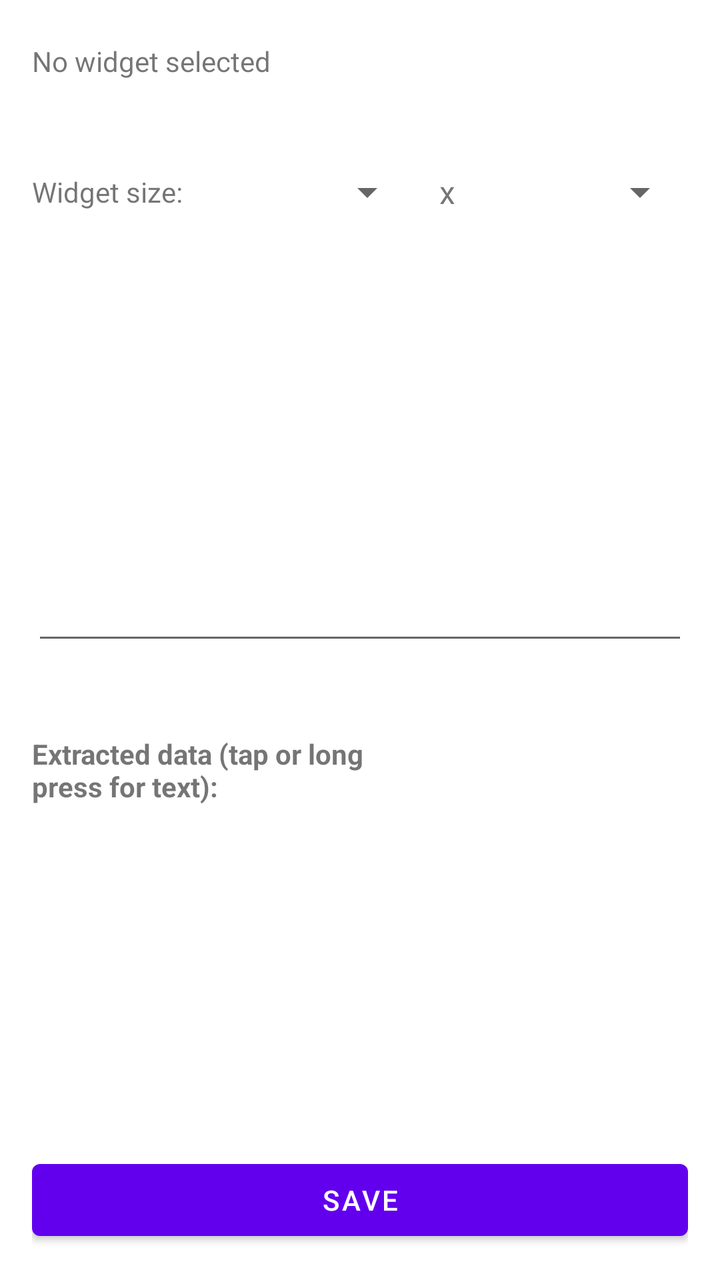
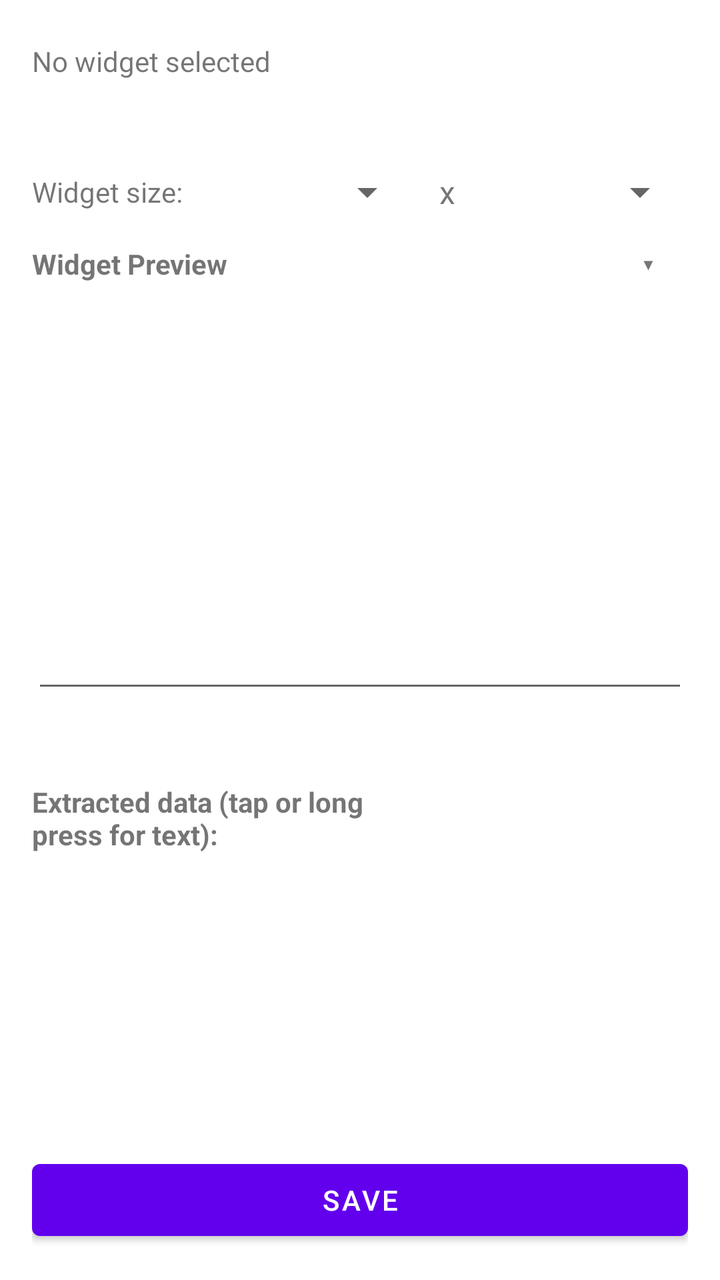

Two renders of the same Android screen: before a commit and after it. Below are the layout's source before the change and the commit's diff.
<!-- AndroidManifest.xml: fallback theme Theme.MaterialComponents.DayNight.NoActionBar -->
<!-- res/layout/activity_config_widget_action.xml -->
<?xml version="1.0" encoding="utf-8"?>
<LinearLayout xmlns:android="http://schemas.android.com/apk/res/android"
    android:layout_width="match_parent"
    android:layout_height="match_parent"
    android:orientation="vertical"
    android:padding="16dp">

    <LinearLayout
        android:layout_width="match_parent"
        android:layout_height="wrap_content"
        android:orientation="horizontal"
        android:gravity="center_vertical"
        android:layout_marginBottom="8dp">

        <LinearLayout
            android:layout_width="0dp"
            android:layout_height="wrap_content"
            android:layout_weight="1"
            android:orientation="vertical">

            <TextView
                android:id="@+id/appNameText"
                android:layout_width="match_parent"
                android:layout_height="wrap_content"
                android:textSize="14sp"
                android:text="No widget selected" />

            <TextView
                android:id="@+id/widgetNameText"
                android:layout_width="match_parent"
                android:layout_height="wrap_content"
                android:textSize="14sp"
                android:textStyle="bold" />

        </LinearLayout>

        <Button
            android:id="@+id/changeWidgetButton"
            style="?android:attr/borderlessButtonStyle"
            android:layout_width="wrap_content"
            android:layout_height="wrap_content"
            android:text="Select Widget" />

    </LinearLayout>

    <LinearLayout
        android:layout_width="match_parent"
        android:layout_height="wrap_content"
        android:orientation="horizontal"
        android:gravity="center_vertical"
        android:layout_marginBottom="8dp">

        <TextView
            android:layout_width="wrap_content"
            android:layout_height="wrap_content"
            android:text="Widget size:"
            android:textSize="14sp"
            android:layout_marginEnd="12dp" />

        <Spinner
            android:id="@+id/spanXSpinner"
            android:layout_width="0dp"
            android:layout_height="48dp"
            android:layout_weight="1" />

        <TextView
            android:layout_width="wrap_content"
            android:layout_height="wrap_content"
            android:text="x"
            android:textSize="16sp"
            android:layout_marginStart="12dp"
            android:layout_marginEnd="12dp" />

        <Spinner
            android:id="@+id/spanYSpinner"
            android:layout_width="0dp"
            android:layout_height="48dp"
            android:layout_weight="1" />

    </LinearLayout>

    <FrameLayout
        android:id="@+id/previewFrame"
        android:layout_width="match_parent"
        android:layout_height="wrap_content"
        android:minHeight="120dp"
        android:background="@drawable/bg_widget_preview"
        android:padding="8dp"
        android:layout_marginBottom="8dp" />

    <LinearLayout
        android:id="@+id/queryRow"
        android:layout_width="match_parent"
        android:layout_height="wrap_content"
        android:orientation="vertical">

        <TextView
            android:id="@+id/queryLabel"
            android:layout_width="match_parent"
            android:layout_height="wrap_content"
            android:textSize="14sp"
            android:layout_marginBottom="4dp" />

        <FrameLayout
            android:layout_width="match_parent"
            android:layout_height="wrap_content"
            android:layout_marginBottom="8dp">

            <EditText
                android:id="@+id/queryEditText"
                android:layout_width="match_parent"
                android:layout_height="wrap_content"
                android:inputType="text"
                android:paddingStart="12dp"
                android:paddingEnd="48dp"
                android:paddingTop="12dp"
                android:paddingBottom="12dp" />

            <TextView
                android:id="@+id/queryClearButton"
                android:layout_width="48dp"
                android:layout_height="48dp"
                android:layout_gravity="end|center_vertical"
                android:gravity="center"
                android:text="✕"
                android:textSize="16sp"
                android:visibility="gone" />

        </FrameLayout>

    </LinearLayout>

    <TextView
        android:id="@+id/statusText"
        android:layout_width="match_parent"
        android:layout_height="wrap_content"
        android:textSize="13sp"
        android:layout_marginBottom="8dp" />

    <LinearLayout
        android:layout_width="match_parent"
        android:layout_height="wrap_content"
        android:orientation="horizontal"
        android:gravity="center_vertical"
        android:layout_marginBottom="4dp">

        <TextView
            android:id="@+id/nodesHeaderText"
            android:layout_width="0dp"
            android:layout_height="wrap_content"
            android:layout_weight="1"
            android:text="Extracted data (tap or long press for text):"
            android:textSize="14sp"
            android:textStyle="bold" />

        <Button
            android:id="@+id/refreshButton"
            style="?android:attr/borderlessButtonStyle"
            android:layout_width="wrap_content"
            android:layout_height="wrap_content"
            android:text="Refresh Data" />

    </LinearLayout>

    <ListView
        android:id="@+id/nodesListView"
        android:layout_width="match_parent"
        android:layout_height="0dp"
        android:layout_weight="1"
        android:layout_marginBottom="8dp" />

    <Button
        android:id="@+id/saveButton"
        android:layout_width="match_parent"
        android:layout_height="wrap_content"
        android:text="Save" />

</LinearLayout>
<!-- resources referenced by this layout -->
<resources>
  <!-- drawable bg_widget_preview (drawable) -->
  <?xml version="1.0" encoding="utf-8"?>
  <shape xmlns:android="http://schemas.android.com/apk/res/android"
      android:shape="rectangle">
      <solid android:color="?android:attr/colorBackgroundFloating" />
      <corners android:radius="16dp" />
  </shape>
</resources>

<!-- the commit's change to res/layout/activity_config_widget_action.xml (unified diff, before → after) -->
@@ -47,8 +47,7 @@
         android:layout_width="match_parent"
         android:layout_height="wrap_content"
         android:orientation="horizontal"
-        android:gravity="center_vertical"
-        android:layout_marginBottom="8dp">
+        android:gravity="center_vertical">
 
         <TextView
             android:layout_width="wrap_content"
@@ -79,6 +78,37 @@
 
     </LinearLayout>
 
+    
+    <LinearLayout
+        android:id="@+id/previewHeaderRow"
+        android:layout_width="match_parent"
+        android:layout_height="wrap_content"
+        android:orientation="horizontal"
+        android:gravity="center_vertical"
+        android:layout_marginBottom="4dp"
+        android:background="?android:attr/selectableItemBackground"
+        android:paddingBottom="4dp">
+
+        <TextView
+            android:layout_width="0dp"
+            android:layout_height="wrap_content"
+            android:layout_weight="1"
+            android:text="Widget Preview"
+            android:textSize="14sp"
+            android:textStyle="bold" />
+
+        <TextView
+            android:id="@+id/previewChevron"
+            android:layout_width="24dp"
+            android:layout_height="24dp"
+            android:layout_marginEnd="8dp"
+            android:gravity="center"
+            android:text="▾"
+            android:textSize="16sp" />
+
+    </LinearLayout>
+
+    
     <FrameLayout
         android:id="@+id/previewFrame"
         android:layout_width="match_parent"
